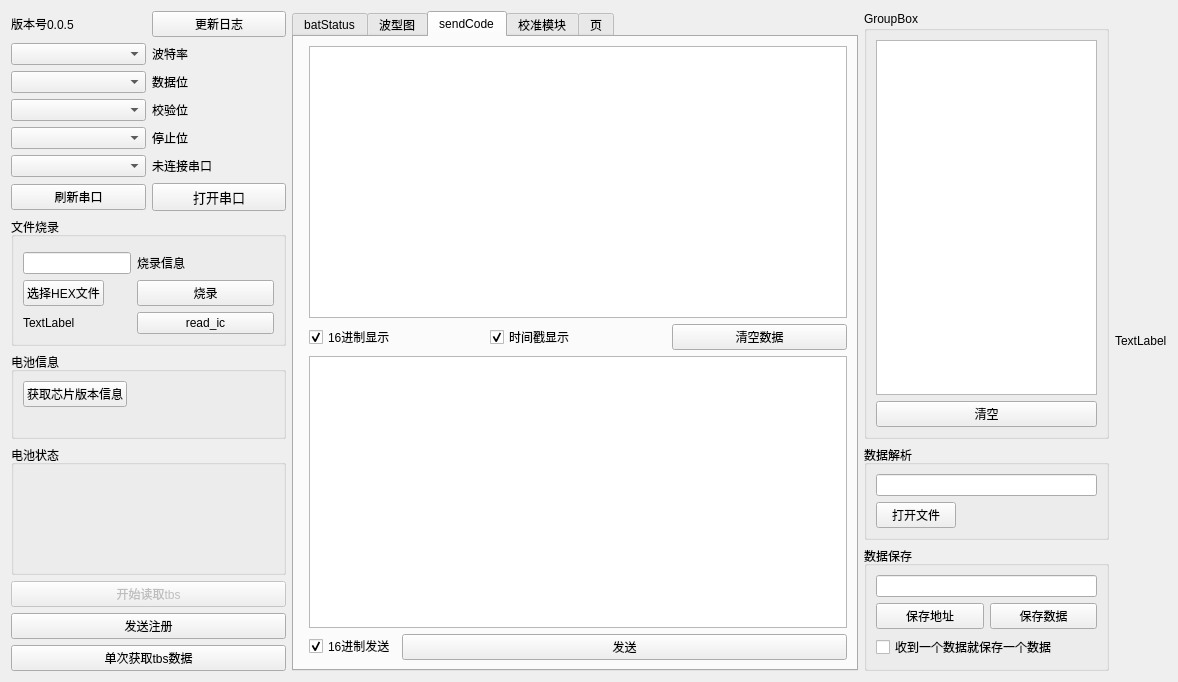
This is qtproj/widget.ui in Fboxtt/qt_proj as Qt 5 draws it before an edit. The edited form follows.
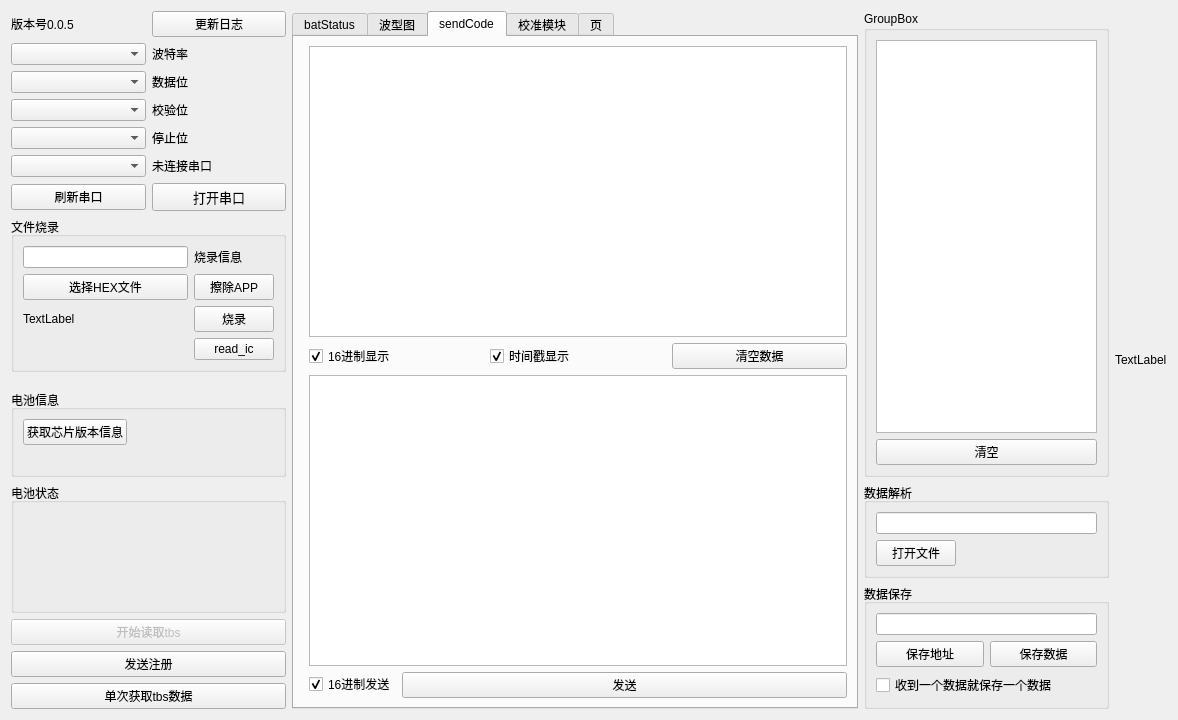
This is the edited form.

Commit message: 增加擦除功能

```diff
--- a/qtproj/widget.ui
+++ b/qtproj/widget.ui
@@ -7,14 +7,54 @@
     <x>0</x>
     <y>0</y>
     <width>1178</width>
-    <height>613</height>
+    <height>637</height>
    </rect>
   </property>
   <property name="windowTitle">
    <string>Widget</string>
   </property>
   <layout class="QGridLayout" name="gridLayout_12">
-   <item row="4" column="2">
+   <item row="5" column="0" rowspan="2">
+    <layout class="QGridLayout" name="gridLayout_10">
+     <item row="2" column="0">
+      <widget class="QPushButton" name="sendRegisterBox">
+       <property name="text">
+        <string>发送注册</string>
+       </property>
+      </widget>
+     </item>
+     <item row="1" column="0">
+      <widget class="QPushButton" name="pushButton_3">
+       <property name="enabled">
+        <bool>false</bool>
+       </property>
+       <property name="text">
+        <string>开始读取tbs</string>
+       </property>
+      </widget>
+     </item>
+     <item row="3" column="0">
+      <widget class="QPushButton" name="sendTbs">
+       <property name="text">
+        <string>单次获取tbs数据</string>
+       </property>
+      </widget>
+     </item>
+     <item row="0" column="0">
+      <widget class="QGroupBox" name="groupBox_3">
+       <property name="title">
+        <string>电池状态</string>
+       </property>
+       <layout class="QGridLayout" name="gridLayout_13">
+        <item row="0" column="0">
+         <layout class="QGridLayout" name="batGridLayout"/>
+        </item>
+       </layout>
+      </widget>
+     </item>
+    </layout>
+   </item>
+   <item row="5" column="2">
     <widget class="QGroupBox" name="groupBox_4">
      <property name="title">
       <string>数据解析</string>
@@ -46,57 +86,14 @@
      </layout>
     </widget>
    </item>
-   <item row="1" column="0" rowspan="2">
-    <widget class="QGroupBox" name="groupBox_7">
-     <property name="title">
-      <string>文件烧录</string>
+   <item row="0" column="3" rowspan="7">
+    <widget class="QLabel" name="label_12">
+     <property name="text">
+      <string>TextLabel</string>
      </property>
-     <layout class="QFormLayout" name="formLayout_3">
-      <item row="0" column="0" colspan="2">
-       <layout class="QGridLayout" name="gridLayout_6"/>
-      </item>
-      <item row="1" column="0">
-       <widget class="QLineEdit" name="lineEdit"/>
-      </item>
-      <item row="3" column="0">
-       <widget class="QLabel" name="label">
-        <property name="text">
-         <string>TextLabel</string>
-        </property>
-       </widget>
-      </item>
-      <item row="2" column="0">
-       <widget class="QPushButton" name="selectFileButton">
-        <property name="text">
-         <string>选择HEX文件</string>
-        </property>
-       </widget>
-      </item>
-      <item row="2" column="1">
-       <widget class="QPushButton" name="pushButton_4">
-        <property name="text">
-         <string>烧录</string>
-        </property>
-       </widget>
-      </item>
-      <item row="3" column="1">
-       <widget class="QPushButton" name="pushButton_11">
-        <property name="text">
-         <string>read_ic</string>
-        </property>
-       </widget>
-      </item>
-      <item row="1" column="1">
-       <widget class="QLabel" name="downLoadLabel">
-        <property name="text">
-         <string>烧录信息</string>
-        </property>
-       </widget>
-      </item>
-     </layout>
     </widget>
    </item>
-   <item row="0" column="2" rowspan="4">
+   <item row="0" column="2" rowspan="5">
     <widget class="QGroupBox" name="groupBox_6">
      <property name="title">
       <string>GroupBox</string>
@@ -115,7 +112,7 @@
      </layout>
     </widget>
    </item>
-   <item row="5" column="2">
+   <item row="6" column="2">
     <widget class="QGroupBox" name="groupBox_5">
      <property name="title">
       <string>数据保存</string>
@@ -148,47 +145,7 @@
      </layout>
     </widget>
    </item>
-   <item row="4" column="0" rowspan="2">
-    <layout class="QGridLayout" name="gridLayout_10">
-     <item row="2" column="0">
-      <widget class="QPushButton" name="sendRegisterBox">
-       <property name="text">
-        <string>发送注册</string>
-       </property>
-      </widget>
-     </item>
-     <item row="1" column="0">
-      <widget class="QPushButton" name="pushButton_3">
-       <property name="enabled">
-        <bool>false</bool>
-       </property>
-       <property name="text">
-        <string>开始读取tbs</string>
-       </property>
-      </widget>
-     </item>
-     <item row="3" column="0">
-      <widget class="QPushButton" name="sendTbs">
-       <property name="text">
-        <string>单次获取tbs数据</string>
-       </property>
-      </widget>
-     </item>
-     <item row="0" column="0">
-      <widget class="QGroupBox" name="groupBox_3">
-       <property name="title">
-        <string>电池状态</string>
-       </property>
-       <layout class="QGridLayout" name="gridLayout_13">
-        <item row="0" column="0">
-         <layout class="QGridLayout" name="batGridLayout"/>
-        </item>
-       </layout>
-      </widget>
-     </item>
-    </layout>
-   </item>
-   <item row="0" column="1" rowspan="6">
+   <item row="0" column="1" rowspan="7">
     <widget class="QTabWidget" name="tabWidget">
      <property name="tabPosition">
       <enum>QTabWidget::North</enum>
@@ -931,7 +888,7 @@
      </widget>
     </widget>
    </item>
-   <item row="3" column="0">
+   <item row="4" column="0">
     <widget class="QGroupBox" name="groupBox_9">
      <property name="title">
       <string>电池信息</string>
@@ -1055,11 +1012,62 @@
      </item>
     </layout>
    </item>
-   <item row="0" column="3" rowspan="6">
-    <widget class="QLabel" name="label_12">
-     <property name="text">
-      <string>TextLabel</string>
+   <item row="1" column="0">
+    <widget class="QGroupBox" name="groupBox_7">
+     <property name="title">
+      <string>文件烧录</string>
      </property>
+     <layout class="QGridLayout" name="gridLayout_25">
+      <item row="1" column="0">
+       <layout class="QGridLayout" name="gridLayout_6">
+        <item row="1" column="0">
+         <widget class="QPushButton" name="selectFileButton">
+          <property name="text">
+           <string>选择HEX文件</string>
+          </property>
+         </widget>
+        </item>
+        <item row="2" column="0">
+         <widget class="QLabel" name="label">
+          <property name="text">
+           <string>TextLabel</string>
+          </property>
+         </widget>
+        </item>
+        <item row="0" column="0">
+         <widget class="QLineEdit" name="lineEdit"/>
+        </item>
+        <item row="1" column="1">
+         <widget class="QPushButton" name="pushButton_12">
+          <property name="text">
+           <string>擦除APP</string>
+          </property>
+         </widget>
+        </item>
+        <item row="0" column="1">
+         <widget class="QLabel" name="downLoadLabel">
+          <property name="text">
+           <string>烧录信息</string>
+          </property>
+         </widget>
+        </item>
+        <item row="2" column="1">
+         <widget class="QPushButton" name="pushButton_4">
+          <property name="text">
+           <string>烧录</string>
+          </property>
+         </widget>
+        </item>
+        <item row="3" column="1">
+         <widget class="QPushButton" name="pushButton_11">
+          <property name="text">
+           <string>read_ic</string>
+          </property>
+         </widget>
+        </item>
+       </layout>
+      </item>
+     </layout>
     </widget>
    </item>
   </layout>
```
The commit also changes 5 other files.
